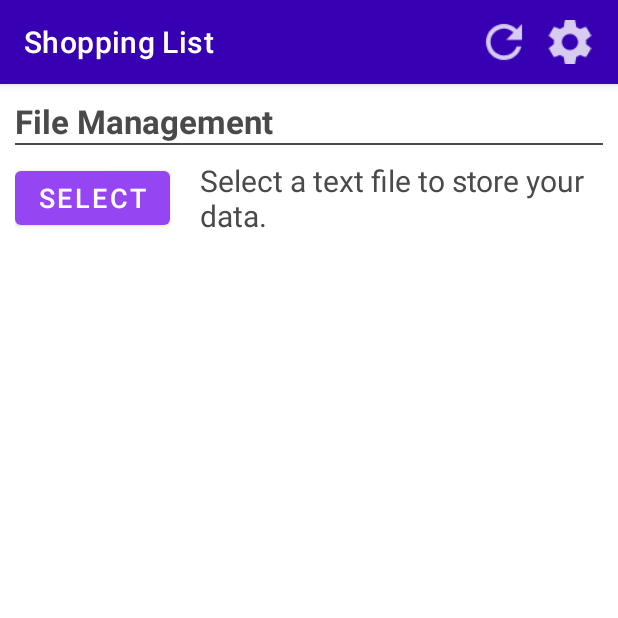
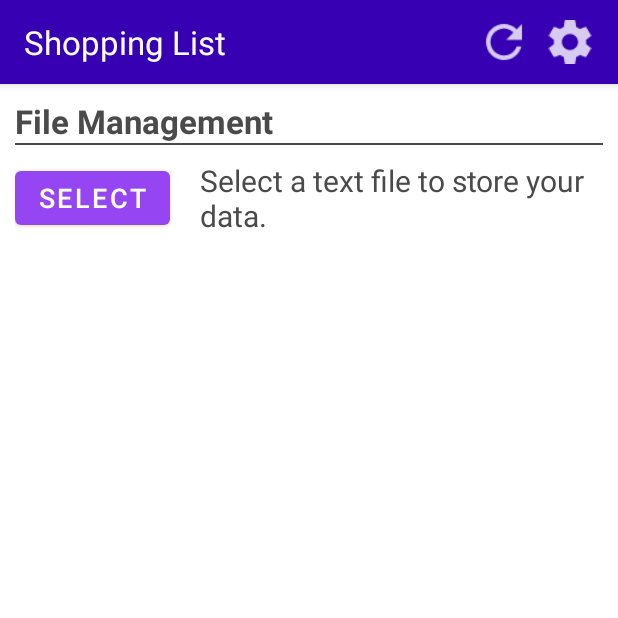
Before and after one commit to DavidSemke/Categorical, an Android app: the SettingsFragment screen opened through its navigation route, on a phone screen of 412 x 824 dp, the top half of it. Run offline under Robolectric (Android 15) with nearby library versions, the phone set to English and light mode, and no system bars.

Commit message:
Updated themes, enabled longer input for category names.

```diff
--- a/app/src/main/java/com/example/depthdefinedshoppinglist/domain/ShoppingItem.java
+++ b/app/src/main/java/com/example/depthdefinedshoppinglist/domain/ShoppingItem.java
@@ -5,7 +5,7 @@ import java.util.Stack;
 
 public class ShoppingItem implements Comparable<ShoppingItem> {
     public static final int MAX_DEPTH = 1;
-    public static final int MAX_NAME_LENGTH = 14;
+    public static final int MAX_NAME_LENGTH = 28;
 
     private ShoppingItem parentCategory;
     private final ArrayList<ShoppingItem> categoryItems = new ArrayList<>();
--- a/app/src/main/res/layout/catalog_fragment.xml
+++ b/app/src/main/res/layout/catalog_fragment.xml
@@ -40,6 +40,6 @@
         app:layout_constraintStart_toStartOf="parent"
         app:itemTextColor="@color/purple"
         app:itemIconTint="@color/purple"
-        app:menu="@menu/bottom_nav_bar" />
+        app:menu="@menu/bottom_nav_bar"/>
 
 </androidx.constraintlayout.widget.ConstraintLayout>
--- a/app/src/main/res/layout/rec_view_cat_item.xml
+++ b/app/src/main/res/layout/rec_view_cat_item.xml
@@ -22,7 +22,7 @@
                 android:layout_marginStart="10dp"
                 android:layout_marginEnd="5dp"
                 android:layout_weight=".9"
-                android:textSize="@dimen/header2" />
+                android:textSize="@dimen/header1" />
 
             <ImageView
                 android:id="@+id/cat_item_checkmark"
--- a/app/src/main/res/layout/rec_view_selected_item.xml
+++ b/app/src/main/res/layout/rec_view_selected_item.xml
@@ -18,8 +18,9 @@
                 android:layout_height="match_parent"
                 android:gravity="center_vertical"
                 android:layout_gravity="center_vertical"
-                android:layout_margin="10dp"
-                android:textSize="@dimen/header2"
+                android:layout_marginStart="10dp"
+                android:layout_marginEnd="5dp"
+                android:textSize="@dimen/header1"
                 />
 
         </LinearLayout>
--- a/app/src/main/res/layout/settings_fragment.xml
+++ b/app/src/main/res/layout/settings_fragment.xml
@@ -9,7 +9,7 @@
         android:layout_width="wrap_content"
         android:layout_height="wrap_content"
         android:text="@string/settings_file_management_header"
-        android:textSize="@dimen/header2"/>
+        android:textSize="@dimen/header1"/>
 
     <View
         android:layout_width="match_parent"
@@ -36,7 +36,7 @@
             android:layout_width="wrap_content"
             android:layout_height="wrap_content"
             android:text="@string/settings_file_management_select_file_text"
-            android:textSize="@dimen/header3"/>
+            android:textSize="@dimen/header2"/>
 
 
     </LinearLayout>
--- a/app/src/main/res/layout/toolbar.xml
+++ b/app/src/main/res/layout/toolbar.xml
@@ -2,7 +2,9 @@
 <androidx.appcompat.widget.Toolbar xmlns:android="http://schemas.android.com/apk/res/android"
     android:layout_width="match_parent"
     android:layout_height="wrap_content"
+    xmlns:app="http://schemas.android.com/apk/res-auto"
     android:minHeight="?attr/actionBarSize"
+    app:titleTextAppearance="@style/titleText"
     android:theme="@style/toolbar">
 
 </androidx.appcompat.widget.Toolbar>
--- a/app/src/main/res/values/colors.xml
+++ b/app/src/main/res/values/colors.xml
@@ -3,6 +3,7 @@
     <color name="purple">#9645F3</color>
     <color name="dark_purple">#43008F</color>
     <color name="dark_violet">#FF3700B3</color>
+    <color name="pale_blue">#EBEBFF</color>
     <color name="dark_blue">#000287</color>
     <color name="teal">#FF03DAC5</color>
     <color name="dark_teal">#FF018786</color>
--- a/app/src/main/res/values/dimens.xml
+++ b/app/src/main/res/values/dimens.xml
@@ -1,8 +1,7 @@
 <?xml version="1.0" encoding="utf-8"?>
 <resources>
     <dimen name="fab_margin">16dp</dimen>
-    <dimen name="header1">24sp</dimen>
-    <dimen name="header2">22sp</dimen>
-    <dimen name="header3">20sp</dimen>
+    <dimen name="header1">22sp</dimen>
+    <dimen name="header2">20sp</dimen>
     <dimen name="body">16sp</dimen>
 </resources>
--- a/app/src/main/res/values/styles.xml
+++ b/app/src/main/res/values/styles.xml
@@ -1,6 +1,7 @@
 <?xml version="1.0" encoding="utf-8"?>
 <resources>
 
+    <!-- Card View -->
     <style name="cardView" parent="@style/Widget.MaterialComponents.CardView">
         <item name="android:layout_width">match_parent</item>
         <item name="android:layout_height">60dp</item>
@@ -13,10 +14,15 @@
         <item name="strokeWidth">2dp</item>
     </style>
 
+    <!-- Toolbar -->
     <style name="toolbar">
         <item name="android:textColorPrimary">@color/white</item>
         <item name="android:textColorSecondary">@color/white</item>
         <item name="android:background">@color/dark_violet</item>
+    </style>
+
+    <style name="titleText">
+        <item name="android:textSize">@dimen/header1</item>
     </style>
 
     <!-- Alert Dialog Style -->
@@ -33,4 +39,10 @@
         <item name="android:textColor">@color/purple</item>
     </style>
 
+    <!-- Bottom Nav Bar -->
+    <style name="bottomNavView" parent="Widget.MaterialComponents.BottomNavigationView">
+        <item name="backgroundTint">@color/pale_blue</item>
+    </style>
+
+
 </resources>
--- a/app/src/main/res/values/themes.xml
+++ b/app/src/main/res/values/themes.xml
@@ -13,6 +13,7 @@
         <item name="android:statusBarColor">?attr/colorPrimaryVariant</item>
 
         <item name="android:textColor">@color/dark_gray</item>
+        <item name="bottomNavigationStyle">@style/bottomNavView</item>
 
     </style>
 
```
